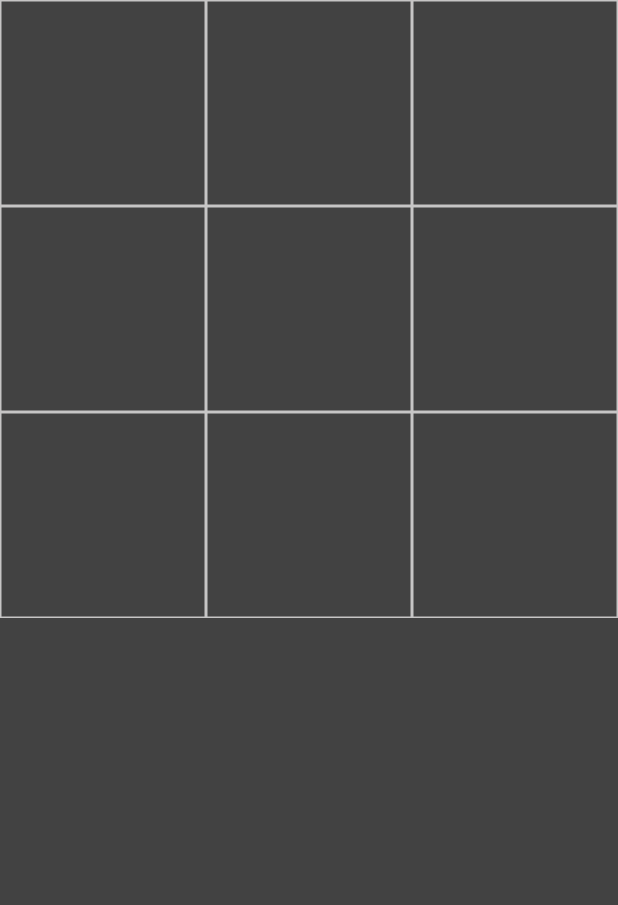
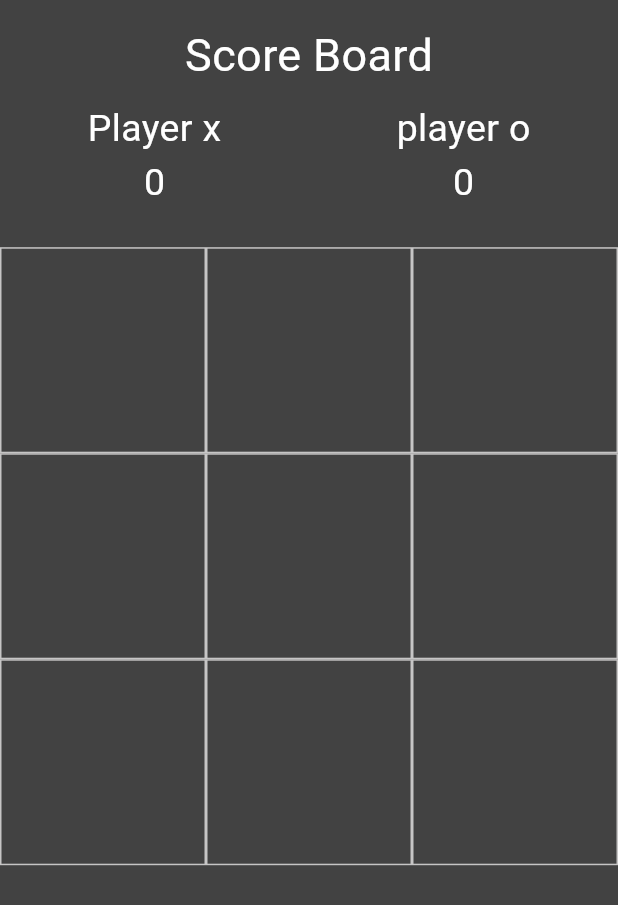
Before and after one commit to Jasper1035/tic_tac_toa, a Flutter app: the screen it shows after launch, on a phone screen of 412 x 824 dp. Shown: the top 905 px of the screen. Run offline on Flutter 3.47's test engine with Material 3 defaults, Android fonts, the phone set to English and light mode, and no system bars.

Commit message:
added the score board
fix the item change issue . make the container unclickable after set an option. add the play again button and clear the beard when one player won

```diff
--- a/tic_tac_tao/lib/main_screen.dart
+++ b/tic_tac_tao/lib/main_screen.dart
@@ -14,9 +14,9 @@
 
   void tapped(int index) {
     setState(() {
-      if (xTurn) {
+      if (xTurn && displaySign[index] == '') {
         displaySign[index] = 'x';
-      } else {
+      } else if (!xTurn && displaySign[index] == '') {
         displaySign[index] = 'o';
       }
 
@@ -66,17 +66,108 @@
   void showwinDialog(String winner) {
     showDialog(
       context: context,
+      barrierDismissible: false,
       builder: (context) {
-        return AlertDialog(title: Text('Winner is $winner'));
+        return AlertDialog(
+          actions: [
+            IconButton(
+              onPressed: () {
+                clearBoard();
+                Navigator.pop(context);
+              },
+              icon: Icon(Icons.restart_alt_rounded, size: 50),
+            ),
+          ],
+          title: Text('Winner is $winner'),
+        );
       },
     );
+
+    if (winner == 'o') {
+      scoreo += 1;
+    } else {
+      scorex += 1;
     }
+  }
+
+  void clearBoard() {
+    setState(() {
+      for (int i = 0; i < 9; i++) {
+        displaySign[i] = '';
+      }
+    });
+  }
+
+  int scorex = 0;
+  int scoreo = 0;
 
   @override
   Widget build(BuildContext context) {
     return Scaffold(
       backgroundColor: Colors.grey[800],
-      body: GridView.builder(
+      body: SafeArea(
+        child: Column(
+          children: [
+            Expanded(
+              child: Container(
+                child: Center(
+                  child: Column(
+                    children: [
+                      SizedBox(height: 15),
+                      Text(
+                        'Score Board',
+                        style: TextStyle(color: Colors.white, fontSize: 30),
+                      ),
+                      SizedBox(height: 10),
+                      Row(
+                        mainAxisAlignment: MainAxisAlignment.spaceAround,
+                        children: [
+                          Column(
+                            children: [
+                              Text(
+                                'Player x',
+                                style: TextStyle(
+                                  color: Colors.white,
+                                  fontSize: 25,
+                                ),
+                              ),
+                              Text(
+                                scorex.toString(),
+                                style: TextStyle(
+                                  color: Colors.white,
+                                  fontSize: 25,
+                                ),
+                              ),
+                            ],
+                          ),
+                          Column(
+                            children: [
+                              Text(
+                                'player o',
+                                style: TextStyle(
+                                  color: Colors.white,
+                                  fontSize: 25,
+                                ),
+                              ),
+                              Text(
+                                scoreo.toString(),
+                                style: TextStyle(
+                                  color: Colors.white,
+                                  fontSize: 25,
+                                ),
+                              ),
+                            ],
+                          ),
+                        ],
+                      ),
+                    ],
+                  ),
+                ),
+              ),
+            ),
+            Expanded(
+              flex: 3,
+              child: GridView.builder(
                 itemCount: 9,
                 gridDelegate: SliverGridDelegateWithFixedCrossAxisCount(
                   crossAxisCount: 3,
@@ -102,6 +193,11 @@
                   );
                 },
               ),
+            ),
+            Expanded(child: Container()),
+          ],
+        ),
+      ),
     );
   }
 }
```
Lines whose indentation alone changed are shown as unchanged.
